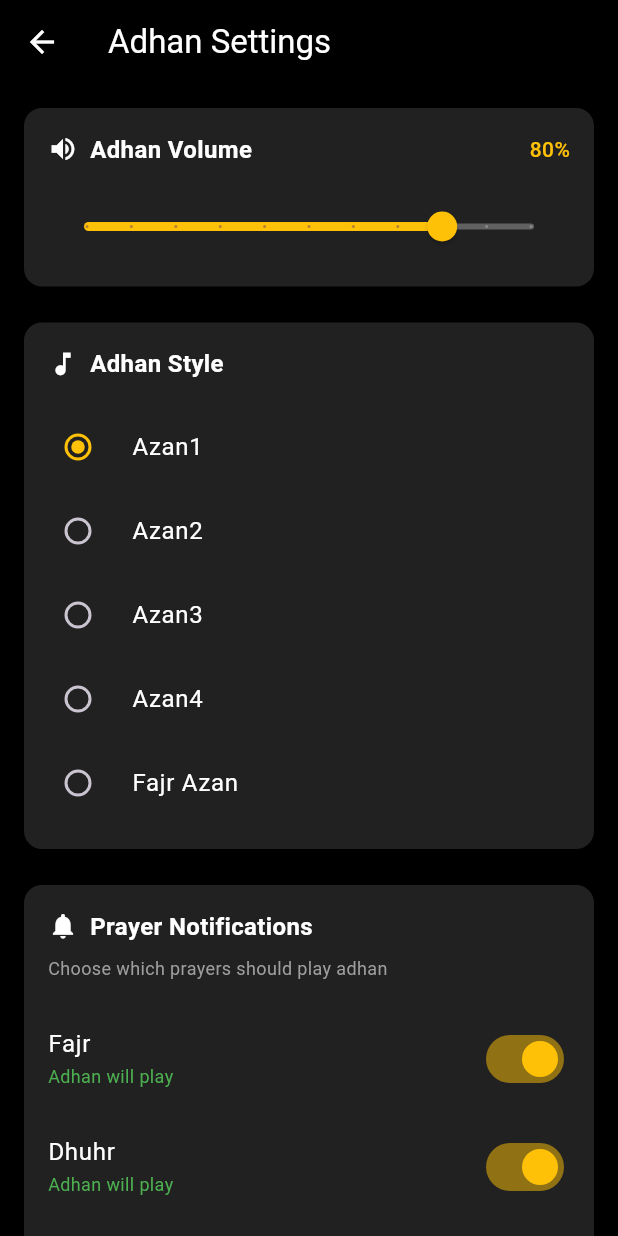
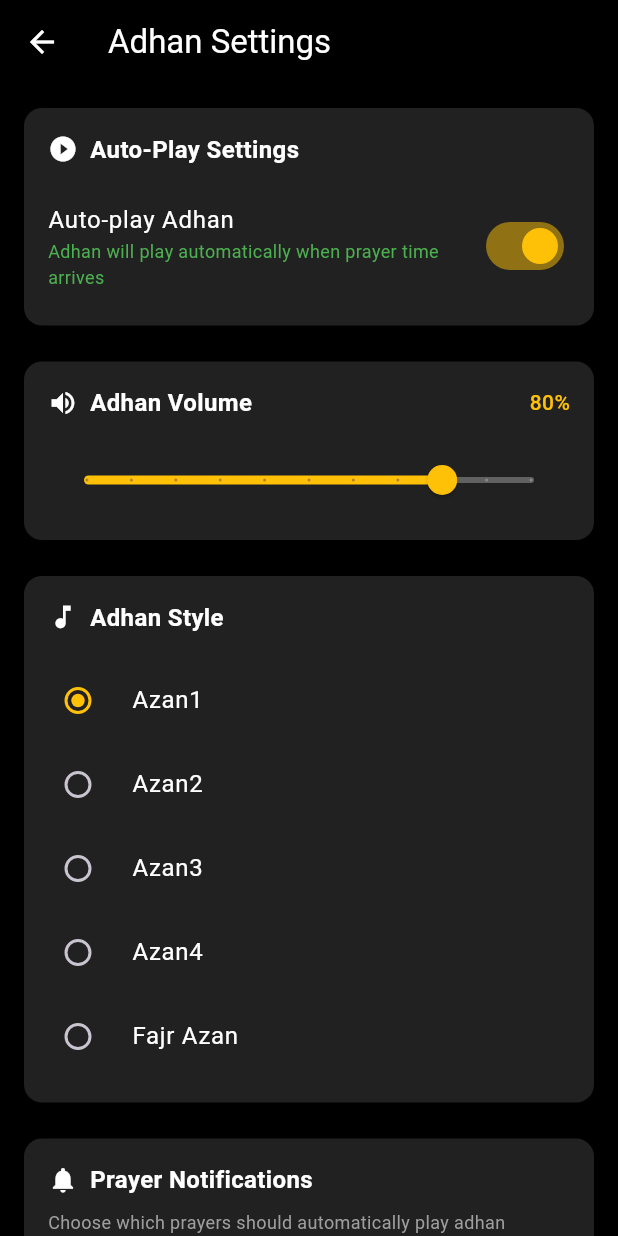
Before and after one commit to PanjatanCoders/prayerly, a Flutter app: the AdhanSettingsScreen screen opened directly, on a phone screen of 412 x 824 dp. Run offline on Flutter 3.47's test engine with Material 3 defaults, Android fonts, the light colour scheme and no system bars; our stand-ins replace audioplayers, awesome_notifications, font_awesome_flutter, geocoding, geolocator, shared_preferences; accounts and stored records are empty.

Commit message:
azan issue fixes

```diff
--- a/lib/main.dart
+++ b/lib/main.dart
@@ -4,19 +4,20 @@ import 'package:provider/provider.dart';
 import 'package:awesome_notifications/awesome_notifications.dart';
 
 import 'services/notification_service.dart';
+import 'services/adhan_service.dart';
 import 'screens/prayer_times_screen.dart';
-
 import 'providers/adhan_settings_provider.dart';
 
 void main() async {
   WidgetsFlutterBinding.ensureInitialized();
 
-  // Initialize notifications
+  // Initialize both services
   await NotificationService.initialize();
+  await AdhanService.initialize();
 
   runApp(
     ChangeNotifierProvider(
-      create: (_) => AdhanSettingsProvider()..loadSettings(),
+      create: (_) => AdhanSettingsProvider(),
       child: const MyApp(),
     ),
   );
@@ -34,9 +35,29 @@ class _MyAppState extends State<MyApp> {
   void initState() {
     super.initState();
 
-    // Set up notification listeners
+    // Set up notification listeners for AdhanService (handles auto-play)
     AwesomeNotifications().setListeners(
-      onActionReceivedMethod: NotificationService.onNotificationTap,
+      onActionReceivedMethod: AdhanService.onNotificationTap,
+      onNotificationCreatedMethod: (ReceivedNotification notification) async {
+        // This is called when notification is created - trigger auto-play
+        debugPrint('Notification created: ${notification.id} - ${notification.title}');
+
+        // Check if this is a prayer notification and auto-play is enabled
+        final payload = notification.payload;
+        if (payload != null && payload['action'] == 'play_adhan') {
+          final prayer = payload['prayer'];
+          final autoPlay = await AdhanService.getAutoPlayEnabled();
+
+          if (autoPlay && prayer != null) {
+            debugPrint('Auto-playing adhan for $prayer');
+            await AdhanService.playAdhan(prayer);
+          }
+        }
+      },
+      onNotificationDisplayedMethod: (ReceivedNotification notification) async {
+        // This is called when notification is displayed
+        debugPrint('Notification displayed: ${notification.id}');
+      },
     );
   }
 
--- a/lib/providers/adhan_settings_provider.dart
+++ b/lib/providers/adhan_settings_provider.dart
@@ -1,41 +1,81 @@
-// lib/providers/adhan_settings_provider.dart
-
-// lib/providers/adhan_settings_provider.dart
-
 import 'package:flutter/material.dart';
 import '../services/adhan_service.dart';
 
 class AdhanSettingsProvider extends ChangeNotifier {
   double _volume = 0.8;
   String _adhanType = 'azan1';
-  Map<String, bool> _notificationSettings = {};
+  bool _autoPlayEnabled = true;
+  Map<String, bool> _notificationSettings = {
+    'Fajr': true,
+    'Dhuhr': true,
+    'Asr': true,
+    'Maghrib': true,
+    'Isha': true,
+  };
 
+  // Getters
   double get volume => _volume;
   String get adhanType => _adhanType;
+  bool get autoPlayEnabled => _autoPlayEnabled;
   Map<String, bool> get notificationSettings => _notificationSettings;
 
-  Future<void> loadSettings() async {
-    _volume = await AdhanService.getAdhanVolume();
-    _adhanType = await AdhanService.getSelectedAdhanType();
-    _notificationSettings = await AdhanService.getNotificationSettings();
-    notifyListeners();
+  AdhanSettingsProvider() {
+    _loadSettings();
   }
 
-  Future<void> setVolume(double v) async {
-    _volume = v;
-    await AdhanService.setAdhanVolume(v);
+  Future<void> _loadSettings() async {
+    try {
+      _volume = await AdhanService.getAdhanVolume();
+      _adhanType = await AdhanService.getSelectedAdhanType();
+      _autoPlayEnabled = await AdhanService.getAutoPlayEnabled();
+      _notificationSettings = await AdhanService.getNotificationSettings();
+      notifyListeners();
+    } catch (e) {
+      debugPrint('Error loading adhan settings: $e');
+    }
+  }
+
+  Future<void> setVolume(double volume) async {
+    _volume = volume;
     notifyListeners();
+    try {
+      await AdhanService.setAdhanVolume(volume);
+    } catch (e) {
+      debugPrint('Error setting volume: $e');
+    }
   }
 
   Future<void> setAdhanType(String type) async {
     _adhanType = type;
-    await AdhanService.setSelectedAdhanType(type);
     notifyListeners();
+    try {
+      await AdhanService.setSelectedAdhanType(type);
+    } catch (e) {
+      debugPrint('Error setting adhan type: $e');
+    }
+  }
+
+  Future<void> setAutoPlayEnabled(bool enabled) async {
+    _autoPlayEnabled = enabled;
+    notifyListeners();
+    try {
+      await AdhanService.setAutoPlayEnabled(enabled);
+    } catch (e) {
+      debugPrint('Error setting auto play: $e');
+    }
   }
 
   Future<void> toggleNotification(String prayer, bool enabled) async {
     _notificationSettings[prayer] = enabled;
-    await AdhanService.updateNotificationSetting(prayer, enabled);
     notifyListeners();
+    try {
+      await AdhanService.updateNotificationSetting(prayer, enabled);
+    } catch (e) {
+      debugPrint('Error updating notification setting: $e');
+    }
+  }
+
+  Future<void> refreshSettings() async {
+    await _loadSettings();
   }
 }
--- a/lib/screens/adhan_settings_screen.dart
+++ b/lib/screens/adhan_settings_screen.dart
@@ -39,6 +39,8 @@ class AdhanSettingsScreen extends StatelessWidget {
         child: Column(
           crossAxisAlignment: CrossAxisAlignment.start,
           children: [
+            _buildAutoPlaySection(provider),
+            const SizedBox(height: 24),
             _buildVolumeSection(context, provider),
             const SizedBox(height: 24),
             _buildAdhanTypeSection(provider),
@@ -48,6 +50,57 @@ class AdhanSettingsScreen extends StatelessWidget {
             _buildTestSection(context),
           ],
         ),
+      ),
+    );
+  }
+
+  Widget _buildAutoPlaySection(AdhanSettingsProvider provider) {
+    return Container(
+      padding: const EdgeInsets.all(16),
+      decoration: BoxDecoration(
+        color: Colors.grey[900],
+        borderRadius: BorderRadius.circular(12),
+      ),
+      child: Column(
+        crossAxisAlignment: CrossAxisAlignment.start,
+        children: [
+          Row(
+            children: [
+              const Icon(Icons.play_circle_fill, color: Colors.white, size: 20),
+              const SizedBox(width: 8),
+              const Text(
+                'Auto-Play Settings',
+                style: TextStyle(
+                  color: Colors.white,
+                  fontSize: 16,
+                  fontWeight: FontWeight.bold,
+                ),
+              ),
+            ],
+          ),
+          const SizedBox(height: 16),
+          SwitchListTile(
+            title: const Text(
+              'Auto-play Adhan',
+              style: TextStyle(color: Colors.white),
+            ),
+            subtitle: Text(
+              provider.autoPlayEnabled
+                  ? 'Adhan will play automatically when prayer time arrives'
+                  : 'Tap notification to play adhan manually',
+              style: TextStyle(
+                color: provider.autoPlayEnabled ? Colors.green : Colors.grey,
+                fontSize: 12,
+              ),
+            ),
+            value: provider.autoPlayEnabled,
+            onChanged: (value) {
+              provider.setAutoPlayEnabled(value);
+            },
+            activeColor: Colors.amber,
+            contentPadding: EdgeInsets.zero,
+          ),
+        ],
       ),
     );
   }
@@ -181,9 +234,11 @@ class AdhanSettingsScreen extends StatelessWidget {
             ],
           ),
           const SizedBox(height: 8),
-          const Text(
-            'Choose which prayers should play adhan',
-            style: TextStyle(color: Colors.grey, fontSize: 12),
+          Text(
+            provider.autoPlayEnabled
+                ? 'Choose which prayers should automatically play adhan'
+                : 'Choose which prayers should send notifications',
+            style: const TextStyle(color: Colors.grey, fontSize: 12),
           ),
           const SizedBox(height: 16),
           ...provider.notificationSettings.entries.map((entry) {
@@ -193,7 +248,11 @@ class AdhanSettingsScreen extends StatelessWidget {
                 style: const TextStyle(color: Colors.white),
               ),
               subtitle: Text(
-                entry.value ? 'Adhan will play' : 'Silent notification only',
+                entry.value
+                    ? (provider.autoPlayEnabled
+                        ? 'Adhan will play automatically'
+                        : 'Notification will be sent')
+                    : 'No notification',
                 style: TextStyle(
                   color: entry.value ? Colors.green : Colors.grey,
                   fontSize: 12,
--- a/lib/services/adhan_service.dart
+++ b/lib/services/adhan_service.dart
@@ -1,4 +1,4 @@
-// services/adhan_service.dart (Updated + Restored)
+// services/adhan_service.dart (Updated with Auto-Play)
 import 'package:flutter/material.dart';
 import 'package:audioplayers/audioplayers.dart';
 import 'package:shared_preferences/shared_preferences.dart';
@@ -10,6 +10,7 @@ class AdhanService {
   static const String _notificationSettingsKey = 'prayer_notification_settings';
   static const String _volumeSettingsKey = 'adhan_volume_settings';
   static const String _adhanTypeKey = 'selected_adhan_type';
+  static const String _autoPlayKey = 'auto_play_adhan';
 
   static const Map<String, bool> _defaultSettings = {
     'Fajr': true,
@@ -58,7 +59,7 @@ class AdhanService {
           defaultColor: Colors.amber,
           importance: NotificationImportance.Max,
           channelShowBadge: true,
-          playSound: false,
+          playSound: false, // We handle audio ourselves
           enableVibration: true,
           enableLights: true,
           criticalAlerts: true,
@@ -115,6 +116,24 @@ class AdhanService {
     }
   }
 
+  static Future<bool> getAutoPlayEnabled() async {
+    try {
+      final prefs = await SharedPreferences.getInstance();
+      return prefs.getBool(_autoPlayKey) ?? true; // Default to true
+    } catch (e) {
+      return true;
+    }
+  }
+
+  static Future<void> setAutoPlayEnabled(bool enabled) async {
+    try {
+      final prefs = await SharedPreferences.getInstance();
+      await prefs.setBool(_autoPlayKey, enabled);
+    } catch (e) {
+      debugPrint('Error setting auto play: $e');
+    }
+  }
+
   static Future<double> getAdhanVolume() async {
     try {
       final prefs = await SharedPreferences.getInstance();
@@ -160,6 +179,7 @@ class AdhanService {
       await _audioPlayer.setVolume(volume);
       await _audioPlayer.play(AssetSource(adhanFile));
       await _showPlayingNotification(prayerName);
+      debugPrint('Playing adhan for $prayerName prayer');
     } catch (e) {
       debugPrint('Error playing adhan: $e');
       await _showPlayingNotification(prayerName);
@@ -239,6 +259,7 @@ class AdhanService {
     }
   }
 
+  // This method is called when notifications are created OR when user interacts with them
   static Future<void> onNotificationTap(ReceivedAction receivedAction) async {
     try {
       final payload = receivedAction.payload;
@@ -250,6 +271,7 @@ class AdhanService {
         'Notification action - Key: $buttonKey, Action: $action, Prayer: $prayer',
       );
 
+      // Handle button presses
       switch (buttonKey) {
         case 'play_adhan':
           if (prayer != null) await playAdhan(prayer);
@@ -263,8 +285,14 @@ class AdhanService {
         case 'dismiss':
           break;
         default:
+          // This handles the case when notification is created (no button pressed)
+          // or when the notification itself is tapped
           if (action == 'play_adhan' && prayer != null) {
-            await playAdhan(prayer);
+            final autoPlay = await getAutoPlayEnabled();
+            if (autoPlay || buttonKey == null) {
+              // Auto play if enabled, or if user tapped the notification
+              await playAdhan(prayer);
+            }
           }
           break;
       }
@@ -305,12 +333,16 @@ class AdhanService {
   ) async {
     try {
       final id = _getNotificationId(prayer);
+      final autoPlay = await getAutoPlayEnabled();
+
       await AwesomeNotifications().createNotification(
         content: NotificationContent(
           id: id,
           channelKey: 'adhan_channel',
           title: '🕌 $prayer Prayer Time',
-          body: 'It\'s time for $prayer prayer. Tap to play Adhan.',
+          body: autoPlay
+              ? 'It\'s time for $prayer prayer. Adhan will play automatically.'
+              : 'It\'s time for $prayer prayer. Tap to play Adhan.',
           wakeUpScreen: true,
           fullScreenIntent: true,
           criticalAlert: true,
```
